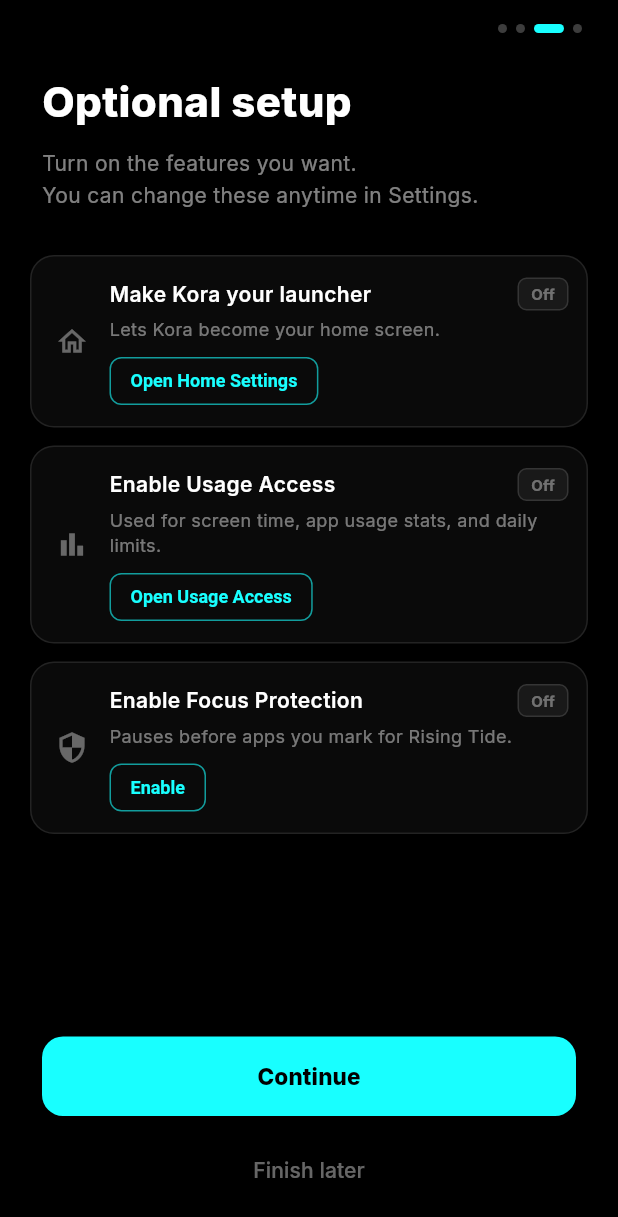
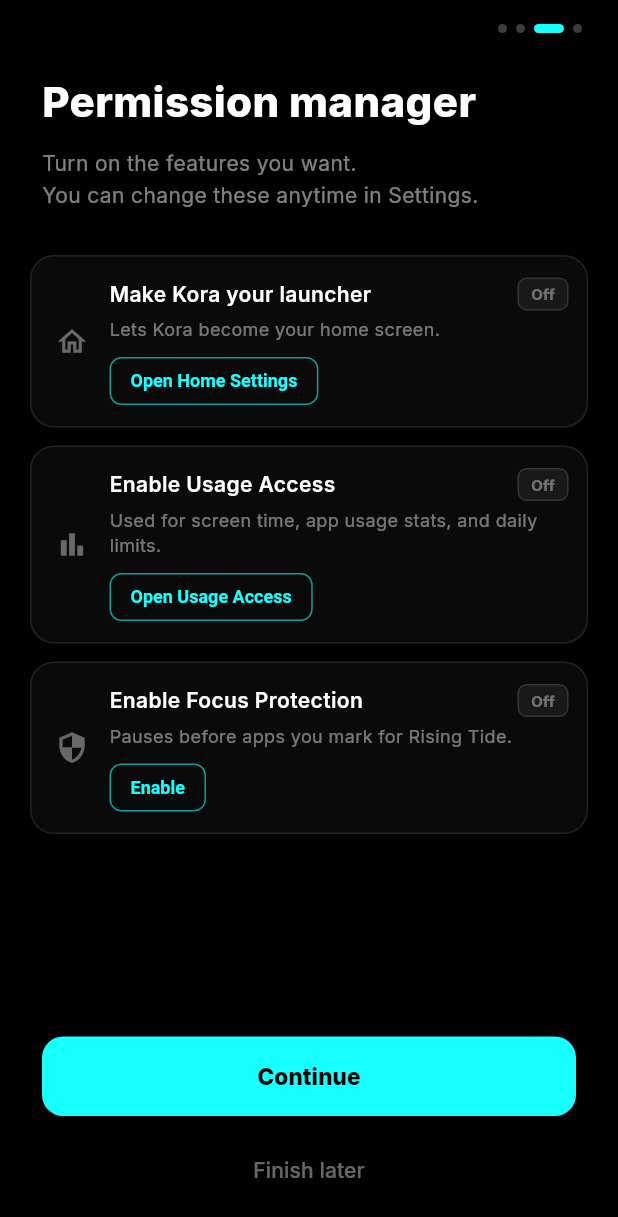
Before and after one commit to iampownkumar/koralauncher, a Flutter app: the screen it shows after launch, after a tap on "Continue", after a tap on "Skip", on a phone screen of 412 x 824 dp. Shown: the top 1217 px of the screen. Run offline on Flutter 3.47's test engine with Material 3 defaults, Android fonts, the phone set to English and light mode, and no system bars; our stand-ins replace drift, google_fonts, shared_preferences, upgrader; missing offline and left inert: android_intent_plus, installed_apps; accounts and stored records are empty; generated files the repository leaves out were written again; statements that could not run were skipped.

Commit message:
polish: autofocus intention field, remove usage banner, rename to Permission manager
- onboarding_flow: autofocus:true on intention TextField so keyboard opens
  automatically; keyboard 'done' action also advances to next page
- onboarding_flow: 'Optional setup' → 'Permission manager'
- usage_dashboard_screen: removed UsagePermissionBanner and unused field

```diff
--- a/lib/screens/usage_dashboard_screen.dart
+++ b/lib/screens/usage_dashboard_screen.dart
@@ -8,7 +8,6 @@
 import '../widgets/app_long_press_menu.dart';
 import 'interception_screen.dart';
 import 'package:android_intent_plus/android_intent.dart';
-import '../widgets/permission_banners.dart';
 
 class UsageDashboardScreen extends StatefulWidget {
   const UsageDashboardScreen({super.key});
@@ -20,7 +19,6 @@
 class _UsageDashboardScreenState extends State<UsageDashboardScreen> {
   List<AppInfo> _sortedApps = [];
   bool _isLoading = true;
-  bool _hasUsagePermission = true;
 
   int _roundedMinutesForApp(String packageName) {
     return (UsageService.getAppUsage(packageName).inMilliseconds + 30000) ~/ 60000;
@@ -37,8 +35,6 @@
   }
 
   Future<void> _loadDashBoardData() async {
-    final hasPermission = await NativeService.hasUsagePermission();
-    // Make sure we have the latest usage logic from UsageService
     await UsageService.refreshUsage();
 
     // Grab all launchable apps
@@ -59,7 +55,6 @@
         _sortedApps = apps
             .where((app) => _roundedMinutesForApp(app.packageName) >= 1)
             .toList();
-        _hasUsagePermission = hasPermission;
         _isLoading = false;
       });
     }
@@ -99,7 +94,6 @@
             : Column(
                 crossAxisAlignment: CrossAxisAlignment.stretch,
                 children: [
-                  if (!_hasUsagePermission) UsagePermissionBanner(onEnabled: _loadDashBoardData),
                   _buildSummaryHeader(totalUsage),
                   const SizedBox(height: 16),
                   Padding(
--- a/lib/widgets/onboarding_flow.dart
+++ b/lib/widgets/onboarding_flow.dart
@@ -246,7 +246,7 @@
             const SizedBox(height: 32),
             TextField(
               controller: controller,
-              autofocus: false,
+              autofocus: true,
               style: const TextStyle(color: Colors.white, fontSize: 17),
               maxLines: 3, minLines: 1,
               textInputAction: TextInputAction.done,
@@ -301,7 +301,7 @@
           const Padding(
             padding: EdgeInsets.fromLTRB(28, 48, 28, 0),
             child: Text(
-              'Optional setup',
+              'Permission manager',
               style: TextStyle(
                 color: Colors.white, fontSize: 28, fontWeight: FontWeight.w800,
               ),
```
